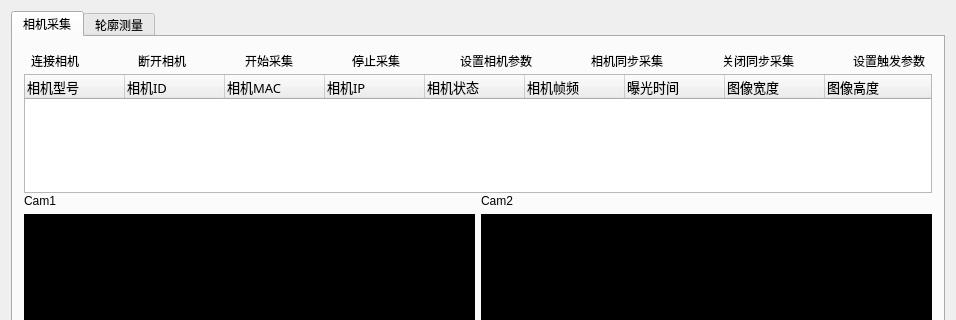
This is BilletMeasurement/BilletMeasurement.ui in kliu1111/BilletMeasurement as Qt 5 draws it before an edit; both pictures show x 0 to 956 and y 0 to 320 of the 956 by 810 pixel window. The edited form follows.
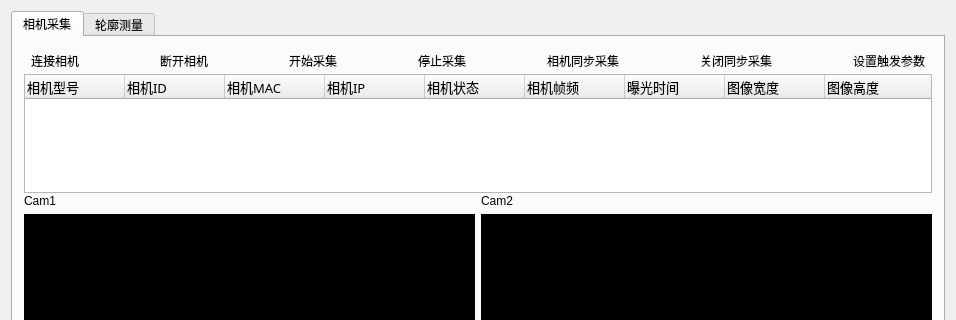
This is the edited form. Icons and pictures are not drawn.

The edit to the form file:
```diff
--- a/BilletMeasurement/BilletMeasurement.ui
+++ b/BilletMeasurement/BilletMeasurement.ui
@@ -205,42 +205,6 @@
             </property>
            </widget>
           </item>
-          <item>
-           <spacer name="horizontalSpacer_11">
-            <property name="orientation">
-             <enum>Qt::Horizontal</enum>
-            </property>
-            <property name="sizeHint" stdset="0">
-             <size>
-              <width>40</width>
-              <height>20</height>
-             </size>
-            </property>
-           </spacer>
-          </item>
-          <item>
-           <widget class="QToolButton" name="toolButton_SetCamPara">
-            <property name="text">
-             <string>设置相机参数</string>
-            </property>
-            <property name="icon">
-             <iconset resource="BilletMeasurement.qrc">
-              <normaloff>:/image/ico/Setting_32px.ico</normaloff>:/image/ico/Setting_32px.ico</iconset>
-            </property>
-            <property name="iconSize">
-             <size>
-              <width>24</width>
-              <height>24</height>
-             </size>
-            </property>
-            <property name="toolButtonStyle">
-             <enum>Qt::ToolButtonTextUnderIcon</enum>
-            </property>
-            <property name="autoRaise">
-             <bool>true</bool>
-            </property>
-           </widget>
-          </item>
           <item>
            <spacer name="horizontalSpacer_12">
             <property name="orientation">
```
